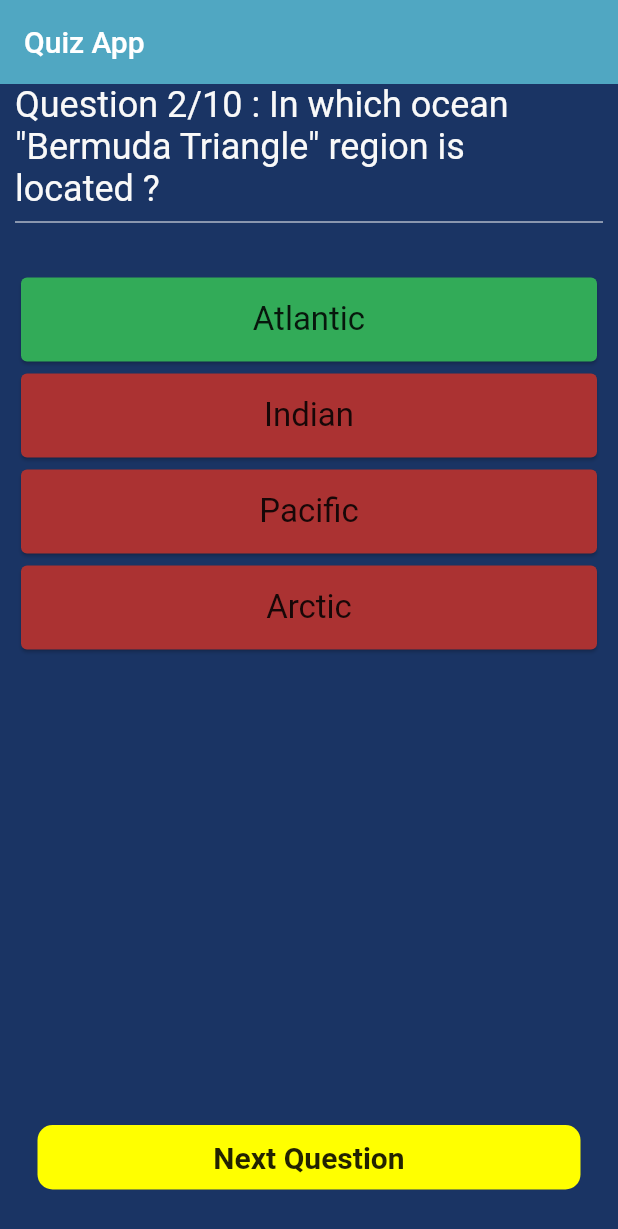
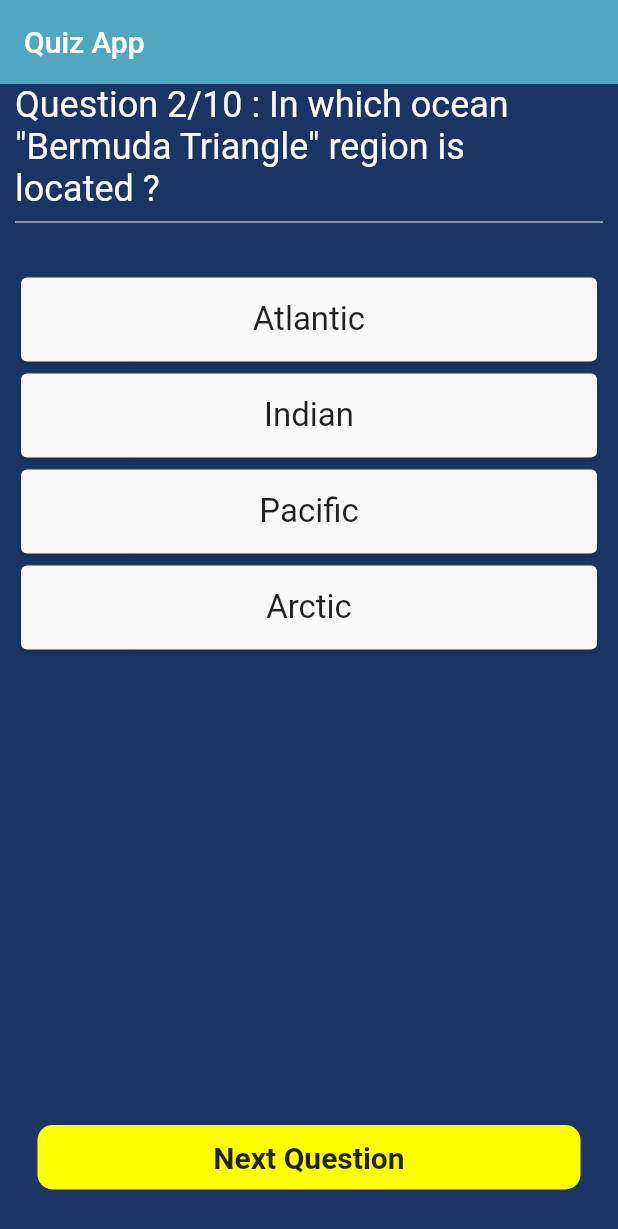
Before and after one commit to flutter-preview/Arpitaagupta-Quiz-App, a Flutter app: the screen it shows after launch, after a tap on "Next Question", on a phone screen of 412 x 824 dp. Shown: the top 1229 px of the screen. Run offline on Flutter 3.47's test engine with Material 2 defaults, Android fonts, the phone set to English and light mode, and no system bars.

Commit message:
Resolved the options bug

```diff
--- a/lib/screens/home_screens.dart
+++ b/lib/screens/home_screens.dart
@@ -123,6 +123,9 @@ class _HomeScreenState extends State<HomeScreen> {
   //creating an index to loop through questions
   int index = 0;
 
+  //create a boolean value to check if the user has clicked
+  bool isPressed = false;
+
   //create a function to display next question
   void nextQuestion() {
     if (index == _questions.length - 1) {
@@ -130,8 +133,16 @@ class _HomeScreenState extends State<HomeScreen> {
     } else {
       setState(() {
         index++; //when the index change to 1. rebuild the app
+        isPressed = false;
       });
     }
+  }
+
+  //create a function for changing color
+  void changeColor() {
+    setState(() {
+      isPressed = true;
+    });
   }
 
   @override
@@ -165,9 +176,12 @@ class _HomeScreenState extends State<HomeScreen> {
             for (int i = 0; i < _questions[index].options.length; i++)
               OptionCard(
                 option: _questions[index].options.keys.toList()[i],
-                color: _questions[index].options.values.toList()[i] == true
-                    ? correct
-                    : incorrect,
+                color: isPressed
+                    ? _questions[index].options.values.toList()[i] == true
+                        ? correct
+                        : incorrect
+                    : neutral,
+                onTap: changeColor,
               ),
           ],
         ),
--- a/lib/widgets/option_card.dart
+++ b/lib/widgets/option_card.dart
@@ -2,15 +2,19 @@ import 'package:flutter/material.dart';
 import '../constants.dart';
 
 class OptionCard extends StatelessWidget {
-  const OptionCard({Key? key, required this.option, required this.color})
+  const OptionCard(
+      {Key? key,
+      required this.option,
+      required this.color,
+      required this.onTap})
       : super(key: key);
   final String option;
-
+  final VoidCallback onTap;
   final Color color;
   @override
   Widget build(BuildContext context) {
     return GestureDetector(
-      onTap: () {},
+      onTap: onTap,
       child: Card(
         color: color,
         child: ListTile(
```
